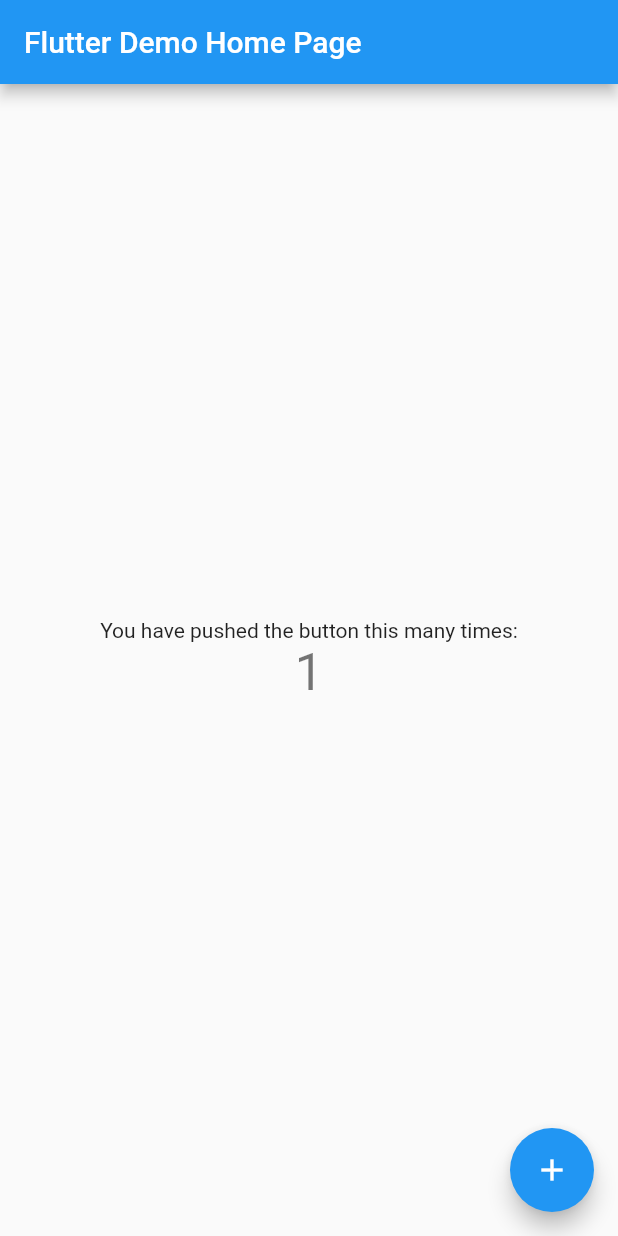
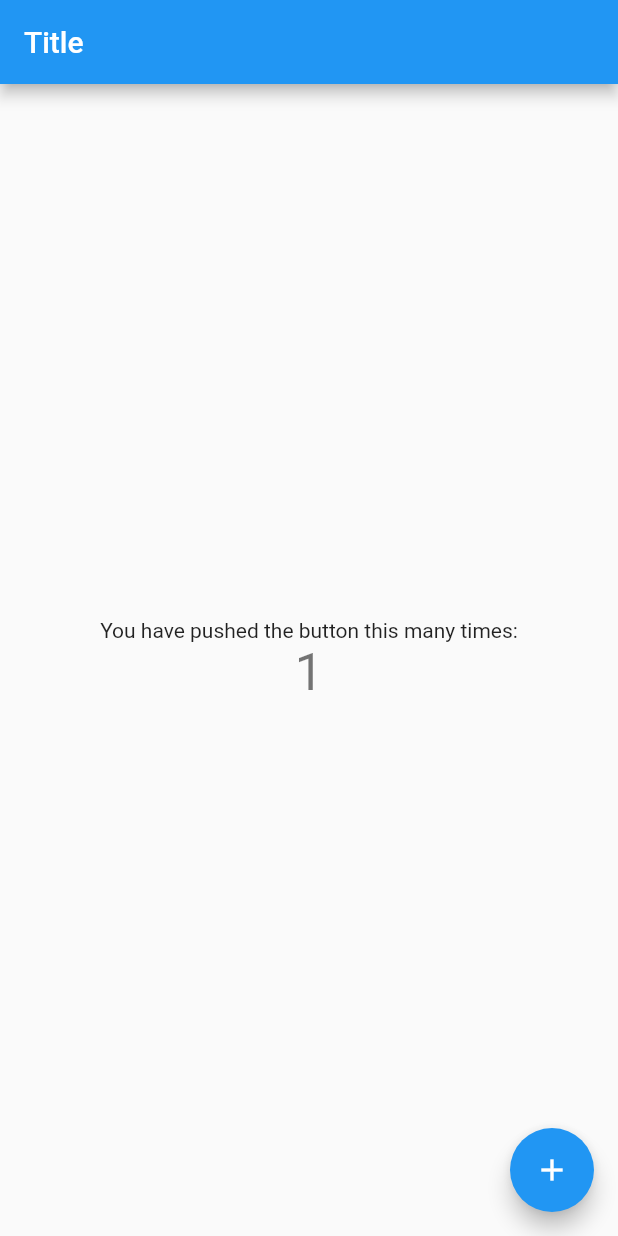
Before and after one commit to oke331/moyatto_view_model_sample, a Flutter app: the screen it shows after launch, after a tap on the "add" icon, on a phone screen of 412 x 824 dp. Run offline on Flutter 3.47's test engine with Material 2 defaults, Android fonts, the phone set to English and light mode, and no system bars.

Commit message:
minor fix

```diff
--- a/lib/main.dart
+++ b/lib/main.dart
@@ -1,4 +1,6 @@
 import 'package:flutter/material.dart';
+
+import 'ui/my_home_page/my_home_page.dart';
 
 void main() {
   runApp(const MyApp());
@@ -7,109 +9,14 @@ void main() {
 class MyApp extends StatelessWidget {
   const MyApp({Key? key}) : super(key: key);
 
-  // This widget is the root of your application.
   @override
   Widget build(BuildContext context) {
     return MaterialApp(
       title: 'Flutter Demo',
       theme: ThemeData(
-        // This is the theme of your application.
-        //
-        // Try running your application with "flutter run". You'll see the
-        // application has a blue toolbar. Then, without quitting the app, try
-        // changing the primarySwatch below to Colors.green and then invoke
-        // "hot reload" (press "r" in the console where you ran "flutter run",
-        // or simply save your changes to "hot reload" in a Flutter IDE).
-        // Notice that the counter didn't reset back to zero; the application
-        // is not restarted.
         primarySwatch: Colors.blue,
       ),
-      home: const MyHomePage(title: 'Flutter Demo Home Page'),
+      home: const MyHomePage(),
     );
   }
 }
-
-class MyHomePage extends StatefulWidget {
-  const MyHomePage({Key? key, required this.title}) : super(key: key);
-
-  // This widget is the home page of your application. It is stateful, meaning
-  // that it has a State object (defined below) that contains fields that affect
-  // how it looks.
-
-  // This class is the configuration for the state. It holds the values (in this
-  // case the title) provided by the parent (in this case the App widget) and
-  // used by the build method of the State. Fields in a Widget subclass are
-  // always marked "final".
-
-  final String title;
-
-  @override
-  State<MyHomePage> createState() => _MyHomePageState();
-}
-
-class _MyHomePageState extends State<MyHomePage> {
-  int _counter = 0;
-
-  void _incrementCounter() {
-    setState(() {
-      // This call to setState tells the Flutter framework that something has
-      // changed in this State, which causes it to rerun the build method below
-      // so that the display can reflect the updated values. If we changed
-      // _counter without calling setState(), then the build method would not be
-      // called again, and so nothing would appear to happen.
-      _counter++;
-    });
-  }
-
-  @override
-  Widget build(BuildContext context) {
-    // This method is rerun every time setState is called, for instance as done
-    // by the _incrementCounter method above.
-    //
-    // The Flutter framework has been optimized to make rerunning build methods
-    // fast, so that you can just rebuild anything that needs updating rather
-    // than having to individually change instances of widgets.
-    return Scaffold(
-      appBar: AppBar(
-        // Here we take the value from the MyHomePage object that was created by
-        // the App.build method, and use it to set our appbar title.
-        title: Text(widget.title),
-      ),
-      body: Center(
-        // Center is a layout widget. It takes a single child and positions it
-        // in the middle of the parent.
-        child: Column(
-          // Column is also a layout widget. It takes a list of children and
-          // arranges them vertically. By default, it sizes itself to fit its
-          // children horizontally, and tries to be as tall as its parent.
-          //
-          // Invoke "debug painting" (press "p" in the console, choose the
-          // "Toggle Debug Paint" action from the Flutter Inspector in Android
-          // Studio, or the "Toggle Debug Paint" command in Visual Studio Code)
-          // to see the wireframe for each widget.
-          //
-          // Column has various properties to control how it sizes itself and
-          // how it positions its children. Here we use mainAxisAlignment to
-          // center the children vertically; the main axis here is the vertical
-          // axis because Columns are vertical (the cross axis would be
-          // horizontal).
-          mainAxisAlignment: MainAxisAlignment.center,
-          children: <Widget>[
-            const Text(
-              'You have pushed the button this many times:',
-            ),
-            Text(
-              '$_counter',
-              style: Theme.of(context).textTheme.headline4,
-            ),
-          ],
-        ),
-      ),
-      floatingActionButton: FloatingActionButton(
-        onPressed: _incrementCounter,
-        tooltip: 'Increment',
-        child: const Icon(Icons.add),
-      ), // This trailing comma makes auto-formatting nicer for build methods.
-    );
-  }
-}
--- /dev/null
+++ b/lib/ui/my_home_page/my_home_page.dart
@@ -0,0 +1,33 @@
+import 'package:flutter/material.dart';
+
+class MyHomePage extends StatelessWidget {
+  const MyHomePage({Key? key}) : super(key: key);
+
+  @override
+  Widget build(BuildContext context) {
+    return Scaffold(
+      appBar: AppBar(
+        title: const Text('Title'),
+      ),
+      body: Center(
+        child: Column(
+          mainAxisAlignment: MainAxisAlignment.center,
+          children: <Widget>[
+            const Text(
+              'You have pushed the button this many times:',
+            ),
+            Text(
+              '1',
+              style: Theme.of(context).textTheme.headline4,
+            ),
+          ],
+        ),
+      ),
+      floatingActionButton: FloatingActionButton(
+        onPressed: () {},
+        tooltip: 'Increment',
+        child: const Icon(Icons.add),
+      ),
+    );
+  }
+}
```
